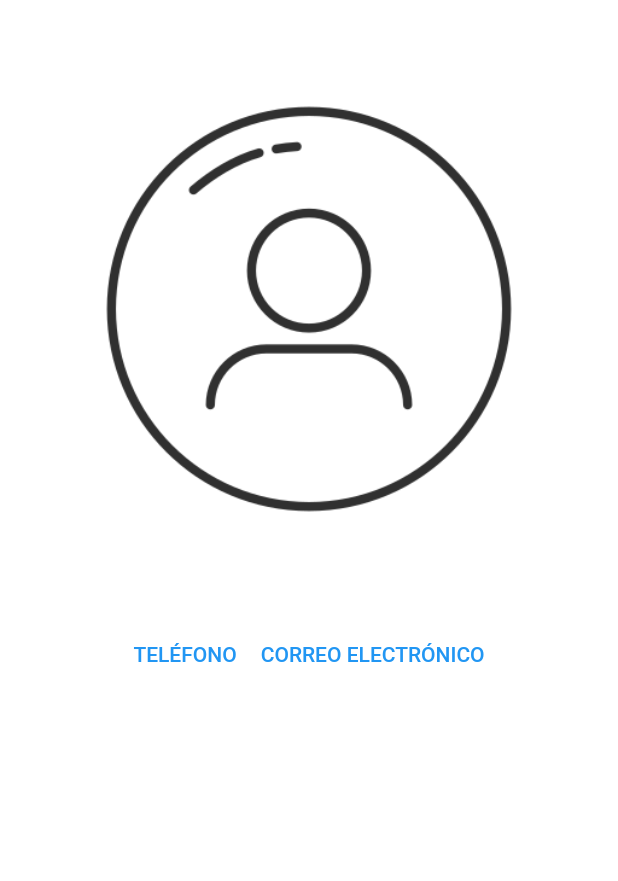
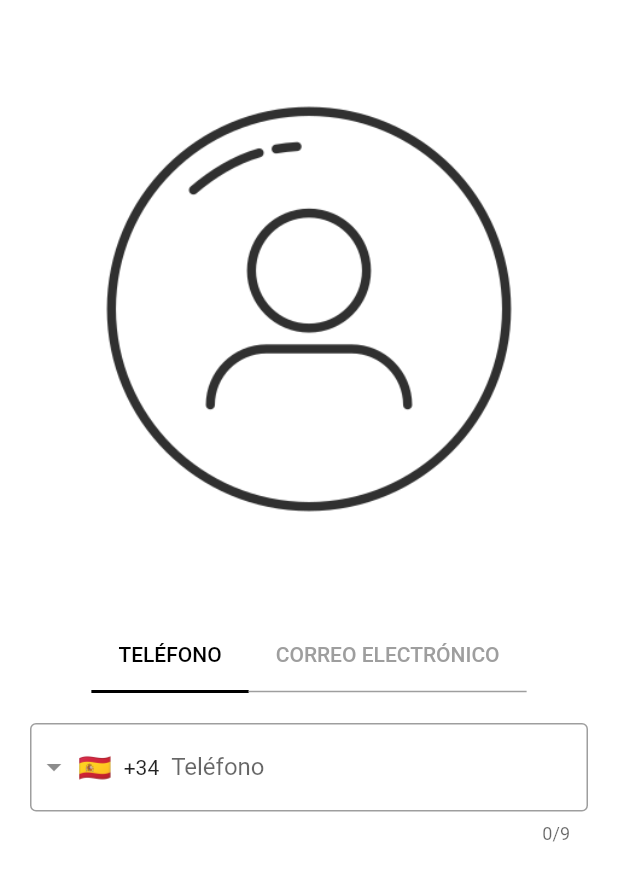
Before and after one commit to AHaizaki/HolderMedia, a Flutter app: the Register screen opened by its route, on a phone screen of 412 x 824 dp. Shown: the top 881 px of the screen. Run offline on Flutter 3.47's test engine with Material 2 defaults, Android fonts, the phone set to English and light mode, and no system bars; drawn by our look-alikes of intl_phone_field.

Commit message:
2 Screen: Phone Input con todos los paises

```diff
--- a/lib/Pages/register.dart
+++ b/lib/Pages/register.dart
@@ -1,5 +1,5 @@
-import 'package:flutter/cupertino.dart';
 import 'package:flutter/material.dart';
+import 'package:intl_phone_field/intl_phone_field.dart';
 
 class Register extends StatefulWidget {
   const Register({Key? key}) : super(key: key);
@@ -22,12 +22,47 @@ class _RegisterState extends State<Register> {
             Row(
               mainAxisAlignment: MainAxisAlignment.center,
               children: [
-                TextButton(
-                    onPressed: () {}, child: Text("Teléfono".toUpperCase())),
-                TextButton(
+                Container(
+                  padding: const EdgeInsets.symmetric(horizontal: 10),
+                  decoration: const BoxDecoration(
+                      border: Border(
+                          bottom: BorderSide(width: 2, color: Colors.black))),
+                  child: TextButton(
                     onPressed: () {},
-                    child: Text("Correo electrónico".toUpperCase()))
+                    child: Text("Teléfono".toUpperCase(),
+                        style: const TextStyle(color: Colors.black)),
+                    style: ButtonStyle(
+                        overlayColor:
+                            MaterialStateProperty.all((Colors.transparent))),
+                  ),
+                ),
+                Container(
+                  padding: const EdgeInsets.symmetric(horizontal: 10),
+                  decoration: const BoxDecoration(
+                      border: Border(
+                          bottom: BorderSide(width: 1, color: Colors.grey))),
+                  child: TextButton(
+                    onPressed: () {},
+                    child: Text("Correo Electrónico".toUpperCase(),
+                        style: const TextStyle(color: Colors.grey)),
+                    style: ButtonStyle(
+                        overlayColor:
+                            MaterialStateProperty.all((Colors.transparent))),
+                  ),
+                ),
               ],
+            ),
+            Container(
+              margin: const EdgeInsets.all(20),
+              child: IntlPhoneField(
+                decoration: const InputDecoration(
+                  labelText: 'Teléfono',
+                  border: OutlineInputBorder(
+                    borderSide: BorderSide(),
+                  ),
+                ),
+                initialCountryCode: 'ES',
+              ),
             )
           ],
         ),
--- a/pubspec.yaml
+++ b/pubspec.yaml
@@ -39,6 +39,7 @@ dev_dependencies:
   flutter_test:
     sdk: flutter
   provider: ^6.0.2
+  intl_phone_field: ^3.0.1
 
   # The "flutter_lints" package below contains a set of recommended lints to
   # encourage good coding practices. The lint set provided by the package is
```
Also changed, not shown: pubspec.lock.
